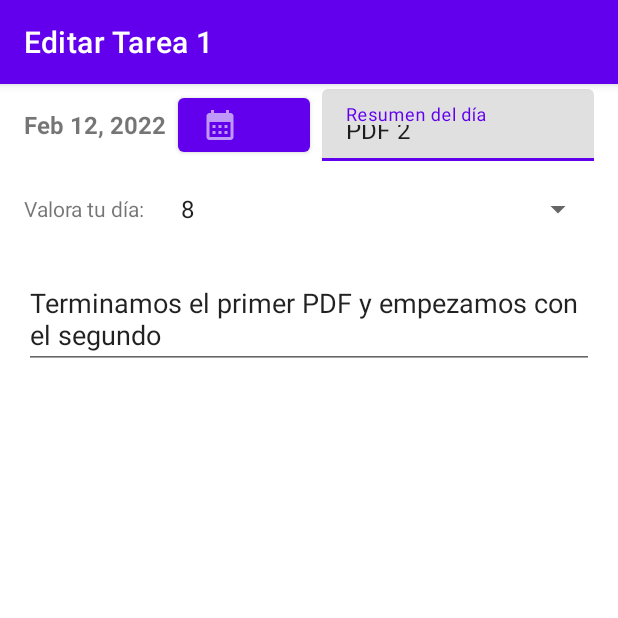
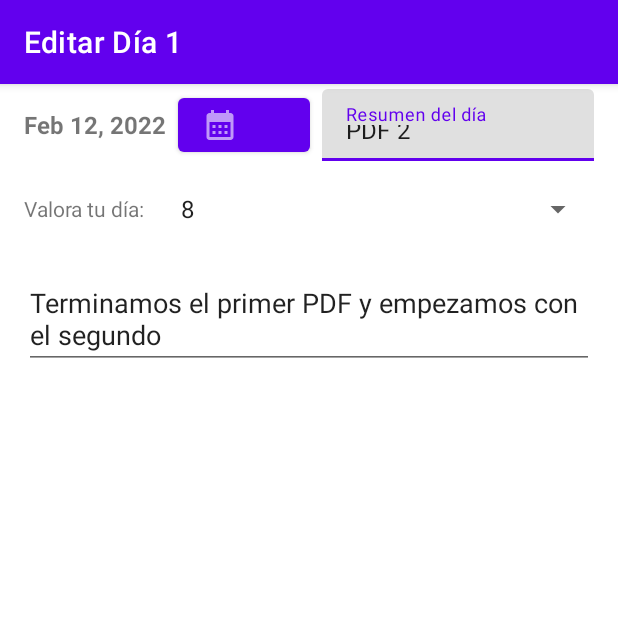
Before and after one commit to SebastianCardonaHenao/Practica5, an Android app: the screen it shows after launch (EdicionDiaActivityBien), after a tap on "PDF 2", on a phone screen of 412 x 824 dp, the top half of it. Run offline under Robolectric (Android 15) with nearby library versions, the phone set to English and light mode, and no system bars; our stand-ins replace Room's generated code, RxJava.

Commit message:
Peleando con MenuItem para ponerle un Action On Click.
//Edición no fnciona

```diff
--- a/app/src/main/java/practica5/sebastiancardonahenao/iesseveroochoa/net/ui/EdicionDiaActivityBien.java
+++ b/app/src/main/java/practica5/sebastiancardonahenao/iesseveroochoa/net/ui/EdicionDiaActivityBien.java
@@ -60,7 +60,7 @@ public class EdicionDiaActivityBien extends AppCompatActivity {
         Bundle bundle = getIntent().getExtras();
         esteDia = bundle.getParcelable("Datos");
         if (esteDia!=null){
-            this.setTitle("Editar Tarea "+esteDia.getId());
+            this.setTitle("Editar Día "+esteDia.getId());
             editarDia();
         }
 
--- a/app/src/main/res/menu/menu_main.xml
+++ b/app/src/main/res/menu/menu_main.xml
@@ -3,18 +3,27 @@
     xmlns:app="http://schemas.android.com/apk/res-auto">
 
     <item
+        android:id="@+id/itOrdenar"
         android:checkable="false"
         android:enabled="false"
         android:icon="@drawable/ordenar"
         android:title="@string/action_ordenar"
         app:showAsAction="ifRoom" />
-    <item android:title="@string/action_valoravida"
-        app:showAsAction="never"/>
-    <item android:title="@string/action_fechas"
-        app:showAsAction="never"/>
-    <item android:title="@string/action_setting"
-        app:showAsAction="never"/>
-    <item android:title="@string/action_about"
-        app:showAsAction="never"/>
+    <item
+        android:id="@+id/itvaloraVida"
+        android:title="@string/action_valoravida"
+        app:showAsAction="never" />
+    <item
+        android:id="@+id/itMostrarFechas"
+        android:title="@string/action_fechas"
+        app:showAsAction="never" />
+    <item
+        android:id="@+id/itConfig"
+        android:title="@string/action_setting"
+        app:showAsAction="never" />
+    <item
+        android:id="@+id/itAcerca"
+        android:title="@string/action_about"
+        app:showAsAction="never" />
 
 </menu>
```
Also changed, not shown: app/src/main/java/practica5/sebastiancardonahenao/iesseveroochoa/net/ui/MainActivity.java (+42 -7 lines).
